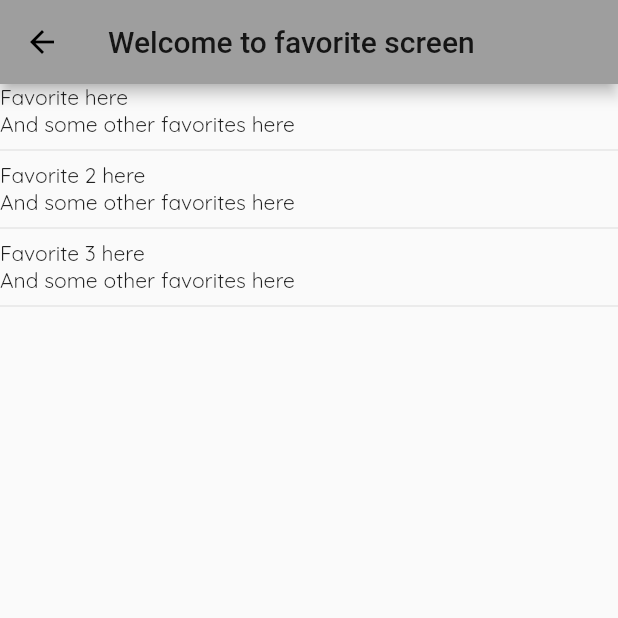
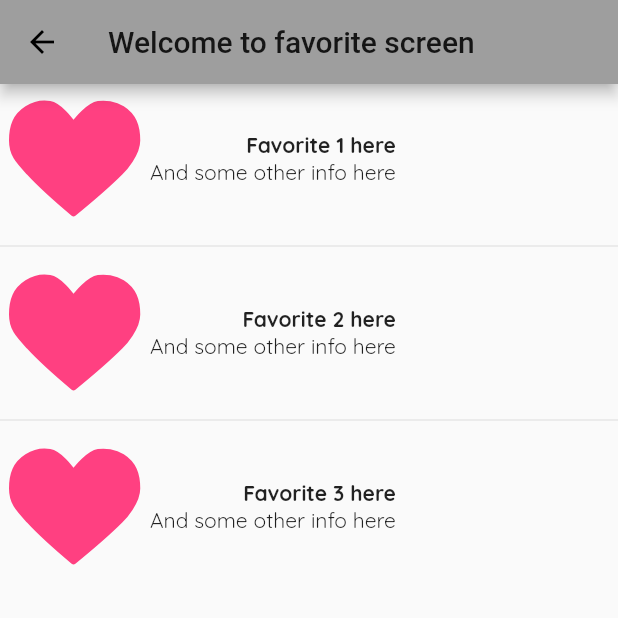
Before and after one commit to emmatuovinen/weatherApp, a Flutter app: the Favorite screen opened by its route, on a phone screen of 412 x 824 dp, the top half of it. Run offline on Flutter 3.47's test engine with Material 2 defaults, Android fonts, the phone set to English and light mode, and no system bars; our stand-ins replace flutter_svg, google_fonts; missing offline and left inert: time_machine.

Commit message:
Added basic styling to favorite screen

```diff
--- a/lib/screens/favorite.dart
+++ b/lib/screens/favorite.dart
@@ -1,4 +1,5 @@
 import 'package:flutter/material.dart';
+import 'package:flutter_svg/flutter_svg.dart';
 
 class Favorite extends StatefulWidget {
   Favorite({Key key}) : super(key: key);
@@ -17,14 +18,34 @@ class _FavoriteState extends State<Favorite> {
   Widget build(BuildContext context) => Scaffold(
       appBar: AppBar(title: Text('Welcome to favorite screen')),
       body: ListView(children: [
-        Text('Favorite here'),
-        Text('And some other favorites here'),
+        Row(children: [
+          SvgPicture.asset('images/heart.svg',
+              height: 100, color: Colors.pinkAccent),
+          Column(crossAxisAlignment: CrossAxisAlignment.end, children: [
+            Text('Favorite 1 here',
+                style: TextStyle(fontWeight: FontWeight.bold)),
+            Text('And some other info here'),
+          ])
+        ]),
         Divider(),
-        Text('Favorite 2 here'),
-        Text('And some other favorites here'),
+        Row(children: [
+          SvgPicture.asset('images/heart.svg',
+              height: 100, color: Colors.pinkAccent),
+          Column(crossAxisAlignment: CrossAxisAlignment.end, children: [
+            Text('Favorite 2 here',
+                style: TextStyle(fontWeight: FontWeight.bold)),
+            Text('And some other info here'),
+          ])
+        ]),
         Divider(),
-        Text('Favorite 3 here'),
-        Text('And some other favorites here'),
-        Divider(),
+        Row(children: [
+          SvgPicture.asset('images/heart.svg',
+              height: 100, color: Colors.pinkAccent),
+          Column(crossAxisAlignment: CrossAxisAlignment.end, children: [
+            Text('Favorite 3 here',
+                style: TextStyle(fontWeight: FontWeight.bold)),
+            Text('And some other info here'),
+          ])
+        ]),
       ]));
 }
```
